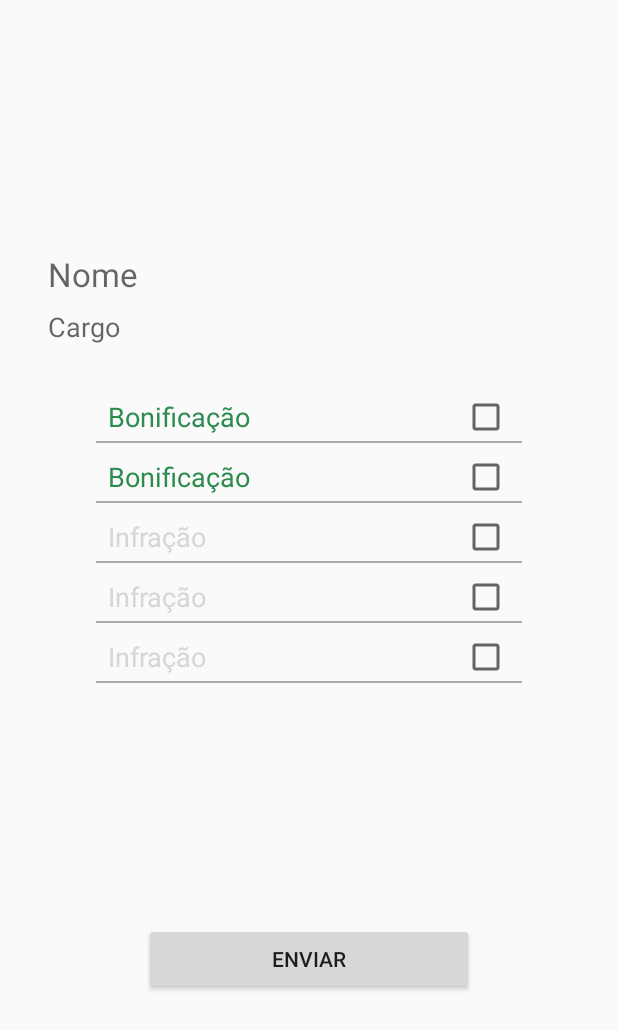
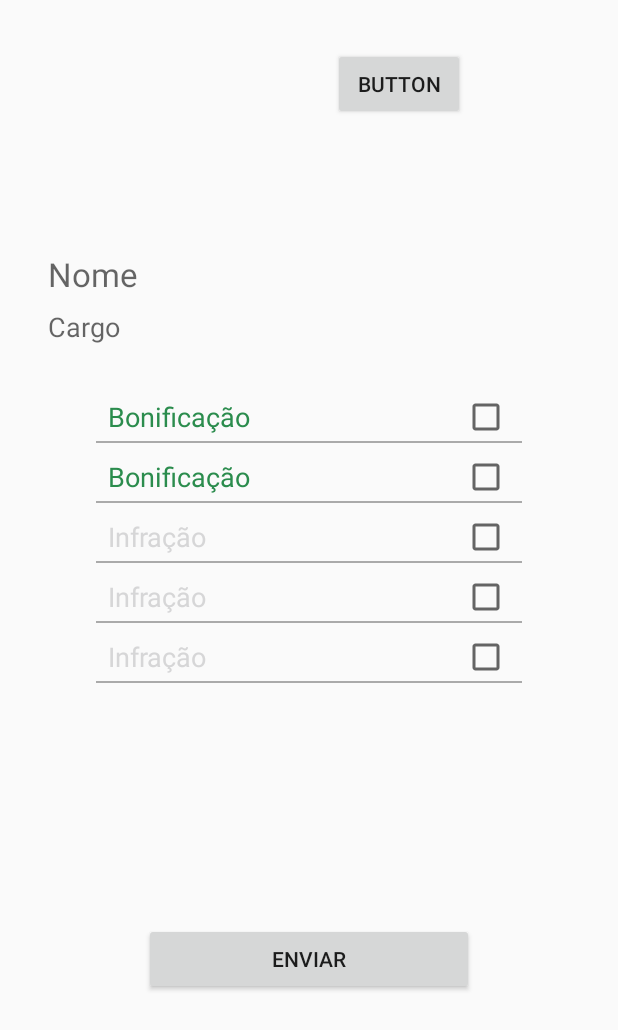
Before and after one commit to n-a-sistemas/ProjetoMobileTST, an Android app: the FuncionariosActivity screen opened directly, with no data from a screen before it, on a phone screen of 412 x 824 dp. Shown: the top 1030 px of the screen. Run offline under Robolectric (Android 15) with nearby library versions, the light colour scheme and no system bars; our stand-ins replace Firebase (no records; nobody signed in at launch, a user with empty details on screens opened directly), Picasso; 4 statements that could not run were skipped.

Commit message:
atualizaçao2

```diff
--- a/app/src/main/res/layout/activity_epi.xml
+++ b/app/src/main/res/layout/activity_epi.xml
@@ -21,7 +21,6 @@
         android:ems="10"
         android:inputType="textPersonName"
         android:text="Name"
-        app:layout_constraintEnd_toEndOf="parent"
         app:layout_constraintStart_toStartOf="parent"
         app:layout_constraintTop_toTopOf="parent" />
 
@@ -60,4 +59,5 @@
         app:layout_constraintEnd_toStartOf="@+id/edit_text_validade"
         app:layout_constraintStart_toStartOf="parent"
         app:layout_constraintTop_toBottomOf="@+id/edit_text_validadeCA" />
+
 </androidx.constraintlayout.widget.ConstraintLayout>
--- a/app/src/main/res/layout/activity_funcionarios.xml
+++ b/app/src/main/res/layout/activity_funcionarios.xml
@@ -109,7 +109,6 @@
         android:layout_width="120dp"
         android:layout_height="120dp"
         android:layout_marginTop="24dp"
-        app:layout_constraintEnd_toEndOf="parent"
         app:layout_constraintStart_toStartOf="parent"
         app:layout_constraintTop_toTopOf="parent"
         tools:srcCompat="@drawable/user" />
@@ -220,4 +219,15 @@
         app:layout_constraintTop_toTopOf="@+id/button2"
         app:layout_constraintVertical_bias="0.0" />
 
+    <Button
+        android:id="@+id/button3"
+        android:layout_width="wrap_content"
+        android:layout_height="wrap_content"
+        android:layout_marginTop="32dp"
+        android:onClick="abrirEpi"
+        android:text="Button"
+        app:layout_constraintEnd_toEndOf="parent"
+        app:layout_constraintStart_toEndOf="@+id/imageView_1"
+        app:layout_constraintTop_toTopOf="parent" />
+
 </androidx.constraintlayout.widget.ConstraintLayout>
```
Also changed, not shown: app/src/main/java/com/example/projetoapptst/EpiActivity.java (+9 -4 lines).
